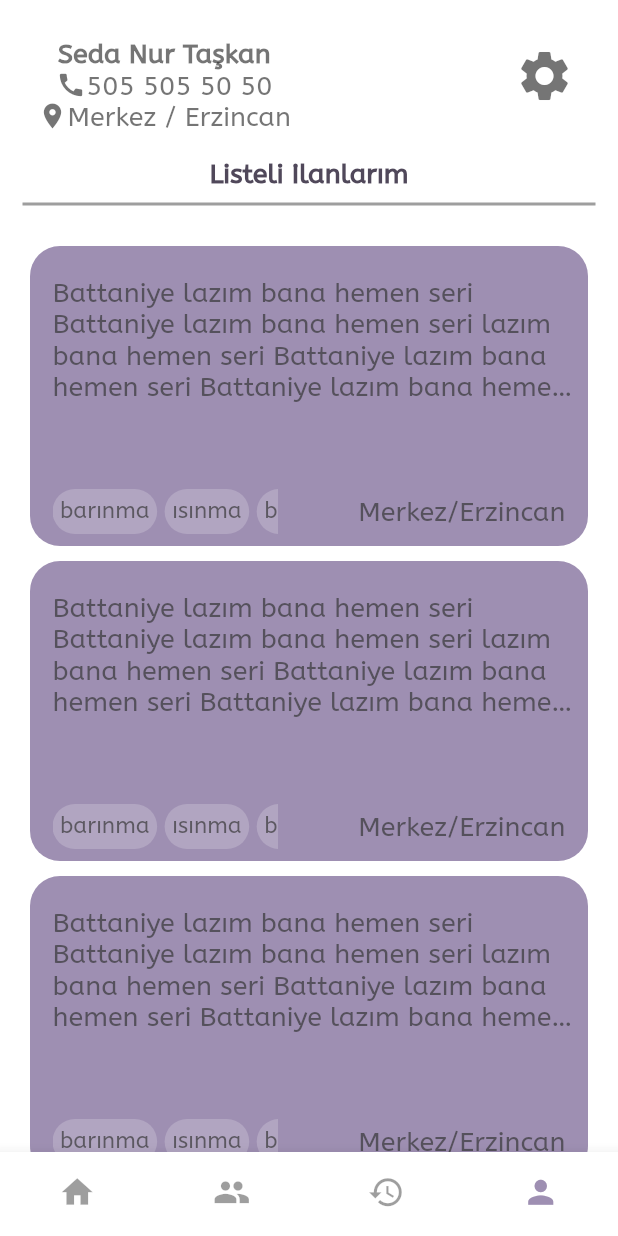
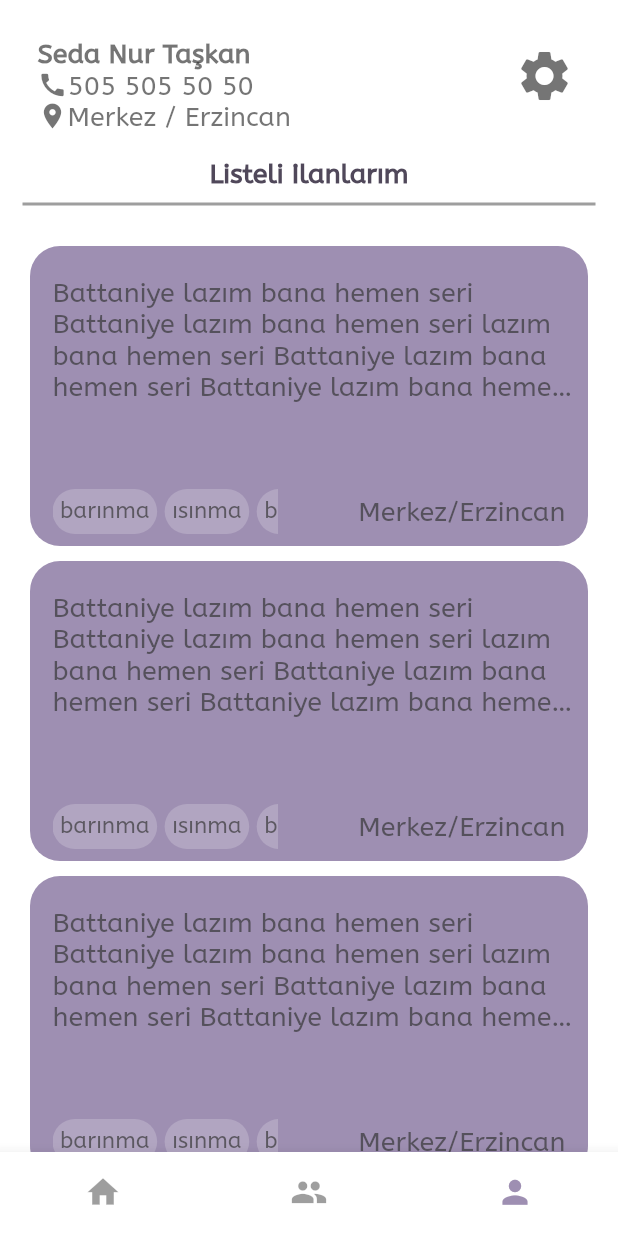
Before and after one commit to saltukozelgul/aya-flutter, a Flutter app: the ProfileScreen screen opened by its route, on a phone screen of 412 x 824 dp. Run offline on Flutter 3.47's test engine with Material 2 defaults, Android fonts, the phone set to English and light mode, and no system bars; our stand-ins replace auto_route, cached_network_image, flutter_bloc, flutter_dotenv, flutter_svg, font_awesome_flutter and 3 more; missing offline and left inert: latlng, mailer, map; accounts and stored records are empty; project files that could hold a hidden picture were left out.

Commit message:
edited tabs

```diff
--- a/lib/product/home/page_controller/page_controller.dart
+++ b/lib/product/home/page_controller/page_controller.dart
@@ -14,7 +14,6 @@ class HomePageController extends StatelessWidget {
         routes: const [
           HomePagesRouter(children: [HomeRouter()]),
           CommunityPagesRouter(children: [CommunityScreenRouter()]),
-          ActivityPagesRouter(children: [ActivityScreenRouter()]),
           ProfilePagesRouter(children: [ProfileRouter()]),
         ],
         builder: (context, child, tabController) {
@@ -39,12 +38,21 @@ class HomePageController extends StatelessWidget {
       selectedItemColor: Theme.of(context).primaryColor,
       unselectedItemColor: colorGrey,
       selectedIconTheme: IconThemeData(color: Theme.of(context).primaryColor),
-      unselectedIconTheme: IconThemeData(color: Theme.of(context).disabledColor),
+      unselectedIconTheme:
+          IconThemeData(color: Theme.of(context).disabledColor),
       items: [
-        BottomNavigationBarItem(icon: Icon(Icons.home, size: _Constants().iconSize), label: '', tooltip: _Constants().homeToolTip),
-        BottomNavigationBarItem(icon: Icon(Icons.people, size: _Constants().iconSize), label: '', tooltip: _Constants().communityToolTip),
-        BottomNavigationBarItem(icon: Icon(Icons.history, size: _Constants().iconSize), label: '', tooltip: _Constants().chatToolTip),
-        BottomNavigationBarItem(icon: Icon(Icons.person, size: _Constants().iconSize), label: '', tooltip: _Constants().profileToolTip),
+        BottomNavigationBarItem(
+            icon: Icon(Icons.home, size: _Constants().iconSize),
+            label: '',
+            tooltip: _Constants().homeToolTip),
+        BottomNavigationBarItem(
+            icon: Icon(Icons.people, size: _Constants().iconSize),
+            label: '',
+            tooltip: _Constants().communityToolTip),
+        BottomNavigationBarItem(
+            icon: Icon(Icons.person, size: _Constants().iconSize),
+            label: '',
+            tooltip: _Constants().profileToolTip),
       ],
     );
   }
@@ -53,7 +61,6 @@ class HomePageController extends StatelessWidget {
 class _Constants {
   final String homeToolTip = 'Ana Sayfa';
   final String communityToolTip = 'Komuniteler';
-  final String chatToolTip = 'Sohbet';
   final String profileToolTip = 'Profil';
 
   final double iconSize = 25;
--- a/lib/product/profile/pages/default_profile/view/profile_screen.dart
+++ b/lib/product/profile/pages/default_profile/view/profile_screen.dart
@@ -157,6 +157,7 @@ Container _buildProfile(BuildContext context) => Container(
           mainAxisAlignment: MainAxisAlignment.spaceBetween,
           children: [
             Column(
+              crossAxisAlignment: CrossAxisAlignment.start,
               children: [
                 Text("Seda Nur Taşkan",
                     textAlign: TextAlign.left,
```
Also changed, not shown: lib/product/home/pages/home_default/view/home_screen.dart (+16 -13 lines).
